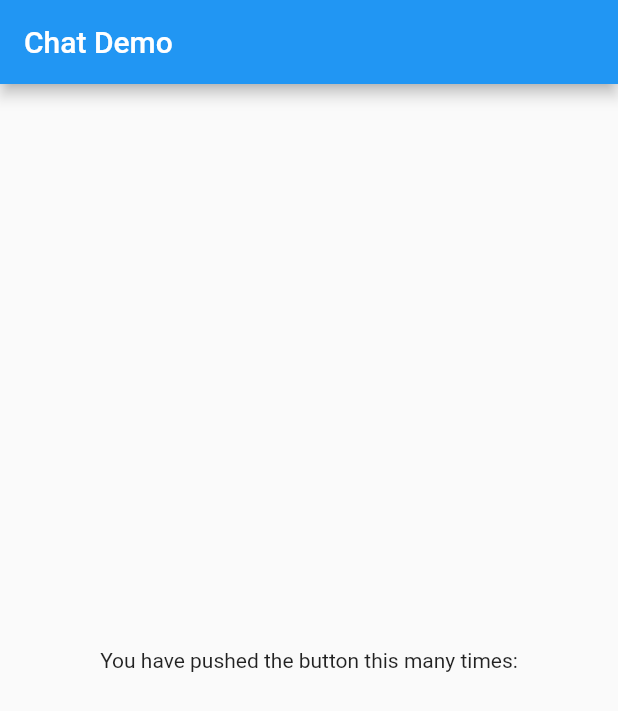
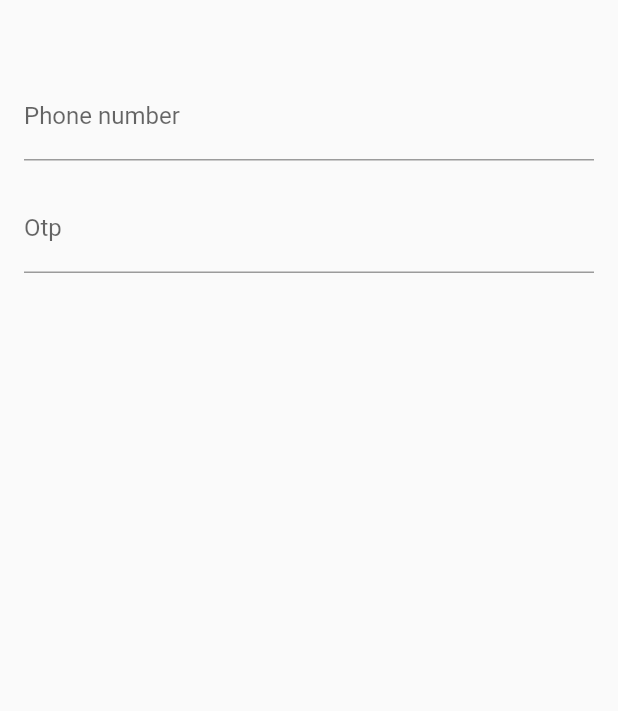
Before and after one commit to Nividata/flutter_chat_demo, a Flutter app: the screen it shows after launch, on a phone screen of 412 x 824 dp. Shown: the top 711 px of the screen. Run offline on Flutter 3.47's test engine with Material 2 defaults, Android fonts, the phone set to English and light mode, and no system bars; our stand-ins replace auto_route, get_it, injectable, stacked, stacked_services; statements that could not run were skipped.

```diff
--- /dev/null
+++ b/lib/app/locator.dart
@@ -0,0 +1,8 @@
+import 'package:get_it/get_it.dart';
+
+import 'locator.iconfig.dart';
+
+final locator = GetIt.instance;
+
+@injectableInit
+Future<void> setupLocator() => $initGetIt(locator);
--- a/lib/main.dart
+++ b/lib/main.dart
@@ -1,6 +1,12 @@
 import 'package:flutter/material.dart';
+import 'package:stacked_services/stacked_services.dart';
 
-void main() {
+import 'app/locator.dart';
+import 'app/router.gr.dart';
+
+void main() async {
+  WidgetsFlutterBinding.ensureInitialized();
+  await setupLocator();
   runApp(MyApp());
 }
 
@@ -14,21 +20,8 @@ class MyApp extends StatelessWidget {
         primarySwatch: Colors.blue,
         visualDensity: VisualDensity.adaptivePlatformDensity,
       ),
-      home: Scaffold(
-        appBar: AppBar(
-          title: Text("Chat Demo"),
-        ),
-        body: Center(
-          child: Column(
-            mainAxisAlignment: MainAxisAlignment.center,
-            children: <Widget>[
-              Text(
-                'You have pushed the button this many times:',
-              ),
-            ],
-          ),
-        ),
-      ),
+      onGenerateRoute: Router(),
+      navigatorKey: locator<NavigationService>().navigatorKey,
     );
   }
 }
--- /dev/null
+++ b/lib/services/authentication_service.dart
@@ -0,0 +1,4 @@
+import 'package:injectable/injectable.dart';
+
+@lazySingleton
+class AuthenticationService {}
--- /dev/null
+++ b/lib/ui/signIn/signin_view.dart
@@ -0,0 +1,87 @@
+import 'package:flutter/material.dart';
+import 'package:stacked/stacked.dart';
+import 'signin_view_model.dart';
+import 'package:flutter_chat_demo/utility/ValidationExtension.dart';
+
+class SignInView extends StatelessWidget {
+  final FocusNode _phoneNumberFocus = FocusNode();
+  final FocusNode _otpFocus = FocusNode();
+
+  @override
+  Widget build(BuildContext context) {
+    return ViewModelBuilder.reactive(
+      viewModelBuilder: () => SignInViewModel(),
+      builder: (context, SignInViewModel model, child) => SafeArea(
+        top: true,
+        bottom: true,
+        child: Scaffold(
+            resizeToAvoidBottomInset: true,
+            body: Container(
+                padding: EdgeInsets.only(left: 16, right: 16, top: 32),
+                child: Column(
+                  crossAxisAlignment: CrossAxisAlignment.start,
+                  mainAxisSize: MainAxisSize.max,
+                  children: <Widget>[
+                    Expanded(
+                      child: Form(
+                        child: SingleChildScrollView(
+                          padding: EdgeInsets.only(top: 16),
+                          child: Column(
+                            children: <Widget>[
+                              TextFormField(
+                                  textInputAction: TextInputAction.next,
+                                  decoration: InputDecoration(
+                                      labelText: 'Phone number',
+                                      hintText: "9737563575"),
+                                  focusNode: _phoneNumberFocus,
+                                  onFieldSubmitted: (term) {
+                                    _fieldFocusChange(context,
+                                        _phoneNumberFocus, _otpFocus);
+                                  },
+                                  keyboardType: TextInputType.phone,
+                                  validator: (String input) =>
+                                      input.validNumber()),
+                              SizedBox(
+                                height: 16,
+                              ),
+                              TextFormField(
+                                  textInputAction: TextInputAction.done,
+                                  decoration: InputDecoration(
+                                      labelText: 'Otp', hintText: "123456"),
+                                  focusNode: _otpFocus,
+                                  keyboardType: TextInputType.number,
+                                  validator: (String input) =>
+                                      input.validOtp()),
+                              SizedBox(
+                                height: 16,
+                              ),
+                            ],
+                          ),
+                        ),
+                      ),
+                    ),
+                    Padding(
+                      padding: EdgeInsets.only(top: 16, bottom: 32),
+                      child: FlatButton(
+                        child: Text(
+                          "SIGN IN",
+                          style: Theme.of(context)
+                              .textTheme
+                              .subtitle1
+                              .copyWith(color: Colors.white),
+                        ),
+                        onPressed: model.onSignInClick,
+                      ),
+                    )
+                  ],
+                ))),
+      ),
+    );
+  }
+
+  _fieldFocusChange(
+      BuildContext context, FocusNode currentFocus, FocusNode nextFocus) {
+    currentFocus.unfocus();
+    FocusScope.of(context).requestFocus(nextFocus);
+  }
+}
--- /dev/null
+++ b/lib/ui/signIn/signin_view_model.dart
@@ -0,0 +1,24 @@
+import 'package:flutter_chat_demo/app/locator.dart';
+import 'package:stacked/stacked.dart';
+import 'package:stacked_services/stacked_services.dart';
+
+class SignInViewModel extends BaseViewModel {
+  NavigationService _navigationService = locator<NavigationService>();
+
+  int _currentTabIndex = 0;
+
+  int get currentTabIndex => _currentTabIndex;
+
+  onTabSelectionChange(int index) {
+    _currentTabIndex = index;
+    notifyListeners();
+  }
+
+  onForgotPwsClick() {
+//    _navigationService.navigateTo(Routes.forgotPwsView);
+  }
+
+  onSignInClick() {
+//    _navigationService.replaceWith(Routes.dashboardView);
+  }
+}
```
Also changed, not shown: lib/app/locator.iconfig.dart (added, +32 -0 lines), lib/app/router.dart (added, +11 -0 lines), lib/services/third_party_services_module.dart (added, +23 -0 lines), lib/ui/splash/splash_view.dart (added, +23 -0 lines), lib/ui/splash/splash_view_model.dart (added, +14 -0 lines), lib/utility/ValidationExtension.dart (added, +45 -0 lines), pubspec.yaml (+16 -1 lines), lib/app/router.gr.dart (added), 4 other files.
